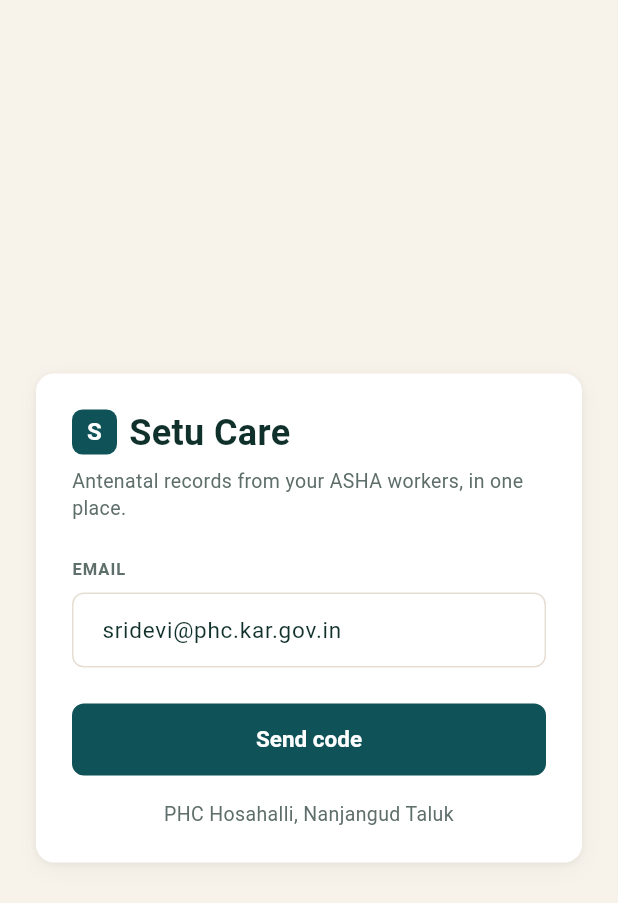
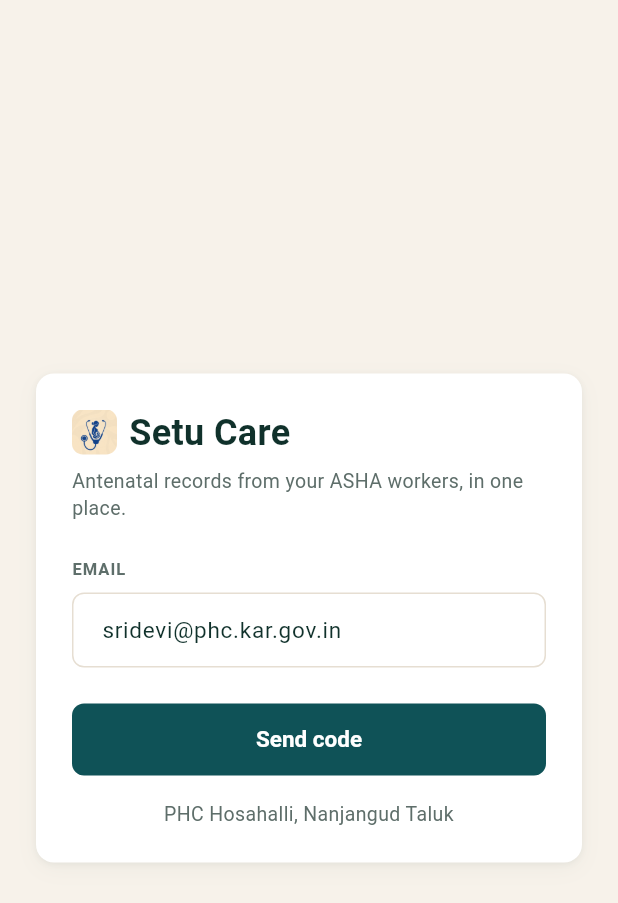
Before and after one commit to dhrruwa/setu, a Flutter app: the screen it shows after launch, on a phone screen of 412 x 824 dp. Shown: the top 903 px of the screen. Run offline on Flutter 3.47's test engine with Material 3 defaults, Android fonts, the phone set to English and light mode, and no system bars; our stand-ins replace flutter_riverpod, google_fonts, image_picker, permission_handler, qr_flutter, shared_preferences and 2 more; accounts and stored records are empty.

Commit message:
Give Setu Care its own mark
The stethoscope framing a mother and the child she is carrying, generated at
all five Android densities and all fifteen iOS sizes, and wired into a CareLogo
widget that replaces the drawn 'S' square on the login screen — so the launcher
icon and the in-app mark are the same image.

Setu Care keeps its name. Only Thayi Setu and ASHA Setu were reordered.

Co-Authored-By: Claude Opus 5 (1M context) <noreply@anthropic.com>

```diff
--- a/care/lib/screens/login_screen.dart
+++ b/care/lib/screens/login_screen.dart
@@ -5,6 +5,7 @@ import 'package:flutter_riverpod/flutter_riverpod.dart';
 import '../data/mock_data.dart';
 import '../providers.dart';
 import '../theme/tokens.dart';
+import '../widgets/care_logo.dart';
 import '../widgets/care_widgets.dart';
 
 enum _Step { email, otp }
@@ -114,20 +115,7 @@ class _LoginScreenState extends ConsumerState<LoginScreen> {
                   children: [
                     Row(
                       children: [
-                        Container(
-                          width: 30,
-                          height: 30,
-                          decoration: BoxDecoration(
-                            color: C.teal,
-                            borderRadius: BorderRadius.circular(7),
-                          ),
-                          alignment: Alignment.center,
-                          child: const Text('S',
-                              style: TextStyle(
-                                  color: C.onDark,
-                                  fontWeight: FontWeight.w700,
-                                  fontSize: 16)),
-                        ),
+                        const CareLogo(size: 30),
                         const SizedBox(width: S.sm),
                         const Text('Setu Care', style: T.h1),
                       ],
--- /dev/null
+++ b/care/lib/widgets/care_logo.dart
@@ -0,0 +1,43 @@
+import 'package:flutter/material.dart';
+
+import '../theme/tokens.dart';
+
+/// The Setu Care mark: a stethoscope framing a mother and the child she is
+/// carrying. Ships as an asset so the launcher icon and the in-app mark are
+/// the same image.
+class CareLogo extends StatelessWidget {
+  const CareLogo({super.key, this.size = 30});
+
+  final double size;
+
+  @override
+  Widget build(BuildContext context) {
+    return Container(
+      width: size,
+      height: size,
+      decoration: BoxDecoration(
+        borderRadius: BorderRadius.circular(size * 0.24),
+      ),
+      clipBehavior: Clip.antiAlias,
+      child: Image.asset(
+        'assets/brand/logo.png',
+        width: size,
+        height: size,
+        fit: BoxFit.cover,
+        // Never a broken-image box on the login screen.
+        errorBuilder: (context, _, __) => Container(
+          color: C.teal,
+          alignment: Alignment.center,
+          child: Text(
+            'S',
+            style: TextStyle(
+              color: C.onDark,
+              fontWeight: FontWeight.w700,
+              fontSize: size * 0.53,
+            ),
+          ),
+        ),
+      ),
+    );
+  }
+}
--- a/care/pubspec.yaml
+++ b/care/pubspec.yaml
@@ -26,3 +26,5 @@ dependency_overrides:
 
 flutter:
   uses-material-design: true
+  assets:
+    - assets/brand/
```
Also changed, not shown: brand/logo-asha.png (added), brand/logo-care.png (added), care/assets/brand/logo.png (added), 20 other files.
